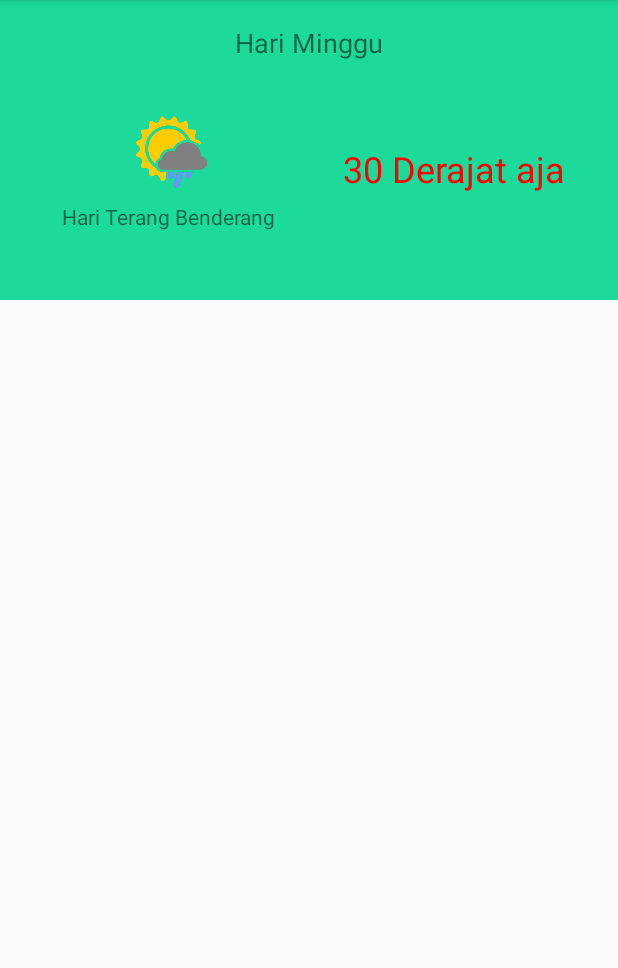
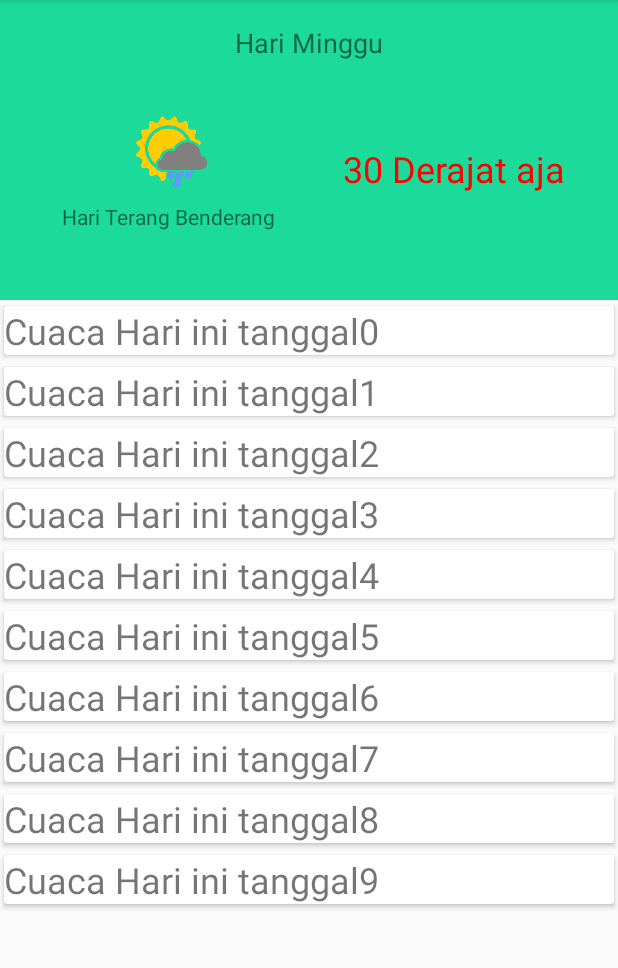
Before and after one commit to sagnol10/MySunshineIndonesia, an Android app: the screen it shows after launch (MainActivity), on a phone screen of 412 x 824 dp, the part 84-1052 px from its top. Run offline under Robolectric (Android 15) with nearby library versions, the phone set to English and light mode, and no system bars; our stand-ins replace ButterKnife.

Commit message:
Tambah Library dan buat recyclerView

```diff
--- a/app/build.gradle
+++ b/app/build.gradle
@@ -25,5 +25,16 @@ dependencies {
     compile 'com.android.support.constraint:constraint-layout:1.0.2'
     /*androidTestCompile 'com.android.support.test:runner:1.0.1'
     androidTestCompile 'com.android.support.test:espresso-core:3.0.1'*/
+    compile 'com.android.support:recyclerview-v7:25.3.0'
+    compile 'com.android.support:cardview-v7:25.3.0'
+    compile 'com.google.code.gson:gson:2.8.2'
+    compile 'com.squareup.retrofit2:retrofit:2.3.0'
+    compile 'com.squareup.retrofit2:retrofit-converters:2.3.0'
+    compile 'com.github.bumptech.glide:glide:3.8.0'
+    compile 'org.greenrobot:eventbus:3.0.0'
+    annotationProcessor 'org.greenrobot:eventbus-annotation-processor:3.0.1'
+    compile 'com.jakewharton:butterknife:8.8.1'
+    annotationProcessor 'com.jakewharton:butterknife-compiler:8.8.1'
+
 
 }
--- a/app/src/main/java/com/example/nzxt/mysunshineindonesia/MainActivity.java
+++ b/app/src/main/java/com/example/nzxt/mysunshineindonesia/MainActivity.java
@@ -1,15 +1,24 @@
 package com.example.nzxt.mysunshineindonesia;
 
+import android.os.Bundle;
 import android.support.v7.app.AppCompatActivity;
-import android.os.Bundle;
+import android.support.v7.widget.LinearLayoutManager;
+import android.support.v7.widget.RecyclerView;
 import android.widget.ImageView;
 import android.widget.TextView;
 
+import butterknife.BindView;
+import butterknife.ButterKnife;
+
 public class MainActivity extends AppCompatActivity {
+    @BindView(R.id.weather_day_title)
     TextView weatherDayTitle;
     ImageView imgWeather;
     TextView weatherDesc;
     TextView weatherTemperature;
+    RecyclerView weatherList;
+    private WeatherAdapter weatherAdapter;
+
     @Override
     protected void onCreate(Bundle savedInstanceState) {
         super.onCreate(savedInstanceState);
@@ -19,11 +28,21 @@ public class MainActivity extends AppCompatActivity {
         imgWeather = (ImageView) findViewById(R.id.img_weather);
         weatherDesc = (TextView) findViewById(R.id.weather_desc);
         weatherTemperature = (TextView) findViewById(R.id.weather_temperature);
+        weatherList = (RecyclerView) findViewById(R.id.weather_list);
+
+        ButterKnife.bind(this);
 
         weatherDayTitle.setText("Hari Minggu");
         weatherDesc.setText("Hari Terang Benderang");
         weatherTemperature.setText("30 Derajat aja");
 
         imgWeather.setImageResource(R.drawable.weather_img);
+
+        weatherList.setLayoutManager(new LinearLayoutManager(this, LinearLayoutManager.VERTICAL, false));
+
+        weatherAdapter = new WeatherAdapter();
+        weatherList.setAdapter(weatherAdapter);
+
+
     }
 }
--- /dev/null
+++ b/app/src/main/java/com/example/nzxt/mysunshineindonesia/WeatherAdapter.java
@@ -0,0 +1,41 @@
+package com.example.nzxt.mysunshineindonesia;
+
+import android.support.v7.widget.RecyclerView;
+import android.view.LayoutInflater;
+import android.view.View;
+import android.view.ViewGroup;
+import android.widget.TextView;
+
+import butterknife.BindView;
+import butterknife.ButterKnife;
+
+/**
+ * Created by NZXT on 11/4/2017.
+ */
+
+public class WeatherAdapter extends RecyclerView.Adapter <WeatherAdapter.weatherViewHolder> {
+    @Override
+    public weatherViewHolder onCreateViewHolder(ViewGroup parent, int viewType) {
+        View viewContent = LayoutInflater.from(parent.getContext()).inflate(R.layout.weather_item,parent,false);
+        return new weatherViewHolder(viewContent);
+    }
+
+    @Override
+    public void onBindViewHolder(weatherViewHolder holder, int position) {
+    holder.itemTitle.setText("Cuaca Hari ini tanggal" +position);
+    }
+
+    @Override
+    public int getItemCount() {
+        return 10;
+    }
+
+    class weatherViewHolder extends RecyclerView.ViewHolder{
+    @BindView(R.id.item_title)
+        TextView itemTitle;
+        public weatherViewHolder(View itemView) {
+            super(itemView);
+            ButterKnife.bind(this,itemView);
+        }
+    }
+}
--- a/app/src/main/res/layout/activity_main.xml
+++ b/app/src/main/res/layout/activity_main.xml
@@ -59,4 +59,9 @@
                 android:textSize="24sp" />
         </LinearLayout>
     </LinearLayout>
+    <android.support.v7.widget.RecyclerView
+        android:layout_width="match_parent"
+        android:id="@+id/weather_list"
+        android:layout_height="match_parent"
+        />
 </LinearLayout>
--- /dev/null
+++ b/app/src/main/res/layout/weather_item.xml
@@ -0,0 +1,13 @@
+<?xml version="1.0" encoding="utf-8"?>
+<android.support.v7.widget.CardView xmlns:android="http://schemas.android.com/apk/res/android"
+    android:layout_width="match_parent"
+    android:layout_height="wrap_content"
+    xmlns:app="http://schemas.android.com/apk/res-auto"
+    app:cardUseCompatPadding="true">
+    <TextView
+        android:layout_width="wrap_content"
+        android:layout_height="wrap_content"
+        android:text="Cuaca Hari Ini"
+        android:textSize="24sp"
+        android:id="@+id/item_title"/>
+</android.support.v7.widget.CardView>
--- a/build.gradle
+++ b/build.gradle
@@ -4,7 +4,7 @@ buildscript {
 
     repositories {
         jcenter()
-        google()
+        /*google()*/
     }
     dependencies {
         classpath 'com.android.tools.build:gradle:2.3.3'
@@ -18,7 +18,7 @@ buildscript {
 allprojects {
     repositories {
         jcenter()
-        google()
+       /* google()*/
     }
 }
 
```
Also changed, not shown: gradle/wrapper/gradle-wrapper.properties.
